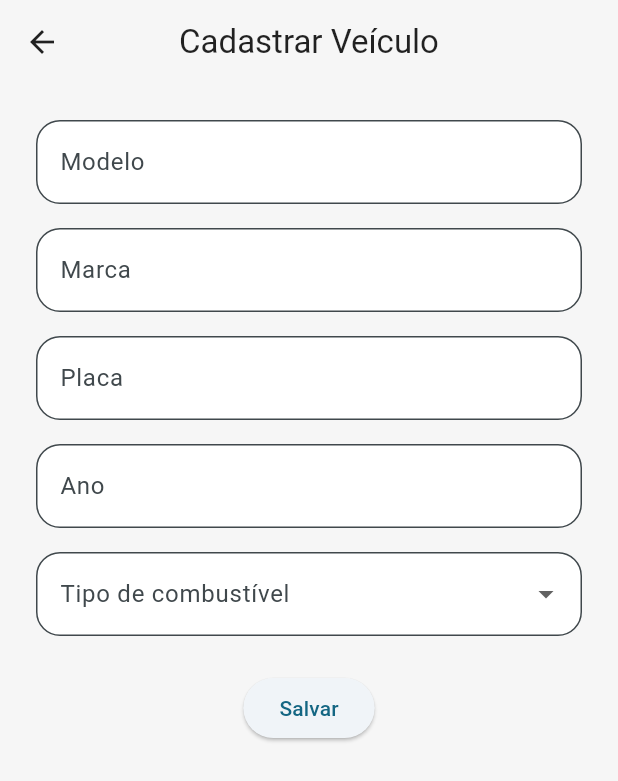
After one commit to UnigranAlunasso/P2-ANDRE, a Flutter app: the EditarVeiculoPage screen opened by its route, on a phone screen of 412 x 824 dp. The commit adds this screen. Shown: the top 781 px of the screen. Run offline on Flutter 3.47's test engine with Material 3 defaults, Android fonts, the phone set to English and light mode, and no system bars; our stand-ins replace cloud_firestore, firebase_auth, firebase_core, flutter_riverpod; accounts and stored records are empty.

Commit message:
feat(veiculo): controle de veículos

```diff
--- a/lib/app.dart
+++ b/lib/app.dart
@@ -5,6 +5,8 @@ import 'core/routes/app_routes.dart';
 import 'home/pages/home_page.dart';
 import 'modules/auth/presentation/pages/login_page.dart';
 import 'modules/auth/presentation/pages/cadastro_page.dart';
+import 'modules/veiculos/presentation/pages/listar_veiculos_page.dart';
+import 'modules/veiculos/presentation/pages/editar_veiculo_page.dart';
 
 class AppWidget extends StatelessWidget {
   const AppWidget({super.key});
@@ -20,6 +22,8 @@ class AppWidget extends StatelessWidget {
         AppRoutes.login: (_) => const LoginPage(),
         AppRoutes.cadastro: (_) => const CadastroPage(),
         AppRoutes.home: (_) => const HomePage(),
+        AppRoutes.veiculos: (_) => const ListarVeiculosPage(),
+        AppRoutes.novoVeiculo: (_) => const EditarVeiculoPage(),
       },
     );
   }
--- a/lib/core/routes/app_routes.dart
+++ b/lib/core/routes/app_routes.dart
@@ -4,6 +4,8 @@ class AppRoutes {
   static const home = '/home';
 
   static const veiculos = '/veiculos';
+  static const novoVeiculo = '/veiculos/novo';
+
   static const registrarAbastecimento = '/abastecimento/novo';
   static const historicoAbastecimentos = '/abastecimento/historico';
 }
--- /dev/null
+++ b/lib/modules/veiculos/data/veiculo_repository.dart
@@ -0,0 +1,13 @@
+abstract class VeiculoRepository {
+  Future<void> criarVeiculo({
+    required String modelo,
+    required String marca,
+    required String placa,
+    required String ano,
+    required String tipoCombustivel,
+  });
+
+  Future<void> excluirVeiculo(String id);
+
+  Stream<List<Map<String, dynamic>>> listarVeiculos();
+}
--- /dev/null
+++ b/lib/modules/veiculos/presentation/pages/editar_veiculo_page.dart
@@ -0,0 +1,109 @@
+import 'package:flutter/material.dart';
+import 'package:flutter_riverpod/flutter_riverpod.dart';
+
+import '../../presentation/viewmodels/editar_veiculo_viewmodel.dart';
+
+class EditarVeiculoPage extends ConsumerStatefulWidget {
+  const EditarVeiculoPage({super.key});
+
+  @override
+  ConsumerState<EditarVeiculoPage> createState() => _EditarVeiculoPageState();
+}
+
+class _EditarVeiculoPageState extends ConsumerState<EditarVeiculoPage> {
+  final _formKey = GlobalKey<FormState>();
+
+  final _modeloCtrl = TextEditingController();
+  final _marcaCtrl = TextEditingController();
+  final _placaCtrl = TextEditingController();
+  final _anoCtrl = TextEditingController();
+  String? _tipo;
+
+  @override
+  void dispose() {
+    _modeloCtrl.dispose();
+    _marcaCtrl.dispose();
+    _placaCtrl.dispose();
+    _anoCtrl.dispose();
+    super.dispose();
+  }
+
+  Future<void> _salvar() async {
+    if (!_formKey.currentState!.validate()) return;
+
+    final vm = ref.read(editarVeiculoViewModelProvider.notifier);
+    await vm.criar(
+      modelo: _modeloCtrl.text.trim(),
+      marca: _marcaCtrl.text.trim(),
+      placa: _placaCtrl.text.trim(),
+      ano: _anoCtrl.text.trim(),
+      tipoCombustivel: _tipo!,
+    );
+
+    if (mounted) Navigator.pop(context);
+  }
+
+  @override
+  Widget build(BuildContext context) {
+    final carregando = ref.watch(editarVeiculoViewModelProvider);
+
+    return Scaffold(
+      appBar: AppBar(title: const Text("Cadastrar Veículo")),
+      body: SingleChildScrollView(
+        padding: const EdgeInsets.all(24),
+        child: Form(
+          key: _formKey,
+          child: Column(
+            children: [
+              TextFormField(
+                controller: _modeloCtrl,
+                decoration: const InputDecoration(labelText: "Modelo"),
+                validator: (v) => v!.isEmpty ? "Informe o modelo" : null,
+              ),
+              const SizedBox(height: 16),
+              TextFormField(
+                controller: _marcaCtrl,
+                decoration: const InputDecoration(labelText: "Marca"),
+                validator: (v) => v!.isEmpty ? "Informe a marca" : null,
+              ),
+              const SizedBox(height: 16),
+              TextFormField(
+                controller: _placaCtrl,
+                decoration: const InputDecoration(labelText: "Placa"),
+                validator: (v) => v!.isEmpty ? "Informe a placa" : null,
+              ),
+              const SizedBox(height: 16),
+              TextFormField(
+                controller: _anoCtrl,
+                decoration: const InputDecoration(labelText: "Ano"),
+                keyboardType: TextInputType.number,
+                validator: (v) => v!.isEmpty ? "Informe o ano" : null,
+              ),
+              const SizedBox(height: 16),
+              DropdownButtonFormField<String>(
+                decoration: const InputDecoration(
+                  labelText: "Tipo de combustível",
+                ),
+                items: const [
+                  DropdownMenuItem(value: "Gasolina", child: Text("Gasolina")),
+                  DropdownMenuItem(value: "Etanol", child: Text("Etanol")),
+                  DropdownMenuItem(value: "Diesel", child: Text("Diesel")),
+                  DropdownMenuItem(value: "GNV", child: Text("GNV")),
+                ],
+                onChanged: (v) => setState(() => _tipo = v),
+                validator: (v) => v == null ? "Selecione um tipo" : null,
+              ),
+              const SizedBox(height: 24),
+              ElevatedButton(
+                onPressed: carregando ? null : _salvar,
+                child: carregando
+                    ? const CircularProgressIndicator()
+                    : const Text("Salvar"),
+              ),
+            ],
+          ),
+        ),
+      ),
+    );
+  }
+}
--- /dev/null
+++ b/lib/modules/veiculos/presentation/viewmodels/editar_veiculo_viewmodel.dart
@@ -0,0 +1,37 @@
+import 'package:flutter_riverpod/flutter_riverpod.dart';
+
+import '../../veiculos_module.dart';
+
+class EditarVeiculoViewModel extends StateNotifier<bool> {
+  EditarVeiculoViewModel(this.ref) : super(false);
+
+  final Ref ref;
+
+  Future<void> criar({
+    required String modelo,
+    required String marca,
+    required String placa,
+    required String ano,
+    required String tipoCombustivel,
+  }) async {
+    state = true;
+
+    try {
+      final repo = ref.read(veiculoRepositoryProvider);
+      await repo.criarVeiculo(
+        modelo: modelo,
+        marca: marca,
+        placa: placa,
+        ano: ano,
+        tipoCombustivel: tipoCombustivel,
+      );
+    } finally {
+      state = false;
+    }
+  }
+}
+
+final editarVeiculoViewModelProvider =
+    StateNotifierProvider<EditarVeiculoViewModel, bool>((ref) {
+      return EditarVeiculoViewModel(ref);
+    });
```
Also changed, not shown: lib/modules/veiculos/data/veiculo_repository_impl.dart (added, +54 -0 lines), lib/modules/veiculos/presentation/pages/listar_veiculos_page.dart (added, +56 -0 lines), lib/modules/veiculos/presentation/viewmodels/listar_veiculos_viewmodel.dart (added, +8 -0 lines), lib/modules/veiculos/veiculos_module.dart (added, +8 -0 lines).
